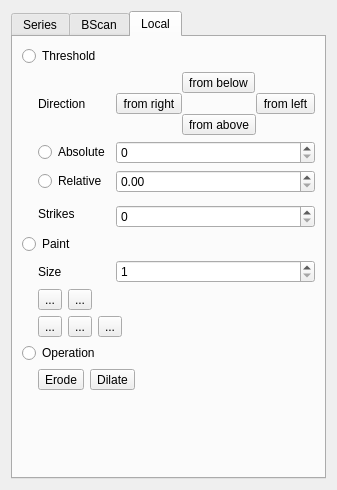
neurodial/OCT-Marker, file ui/marker_segmentation.ui: the form before one commit.
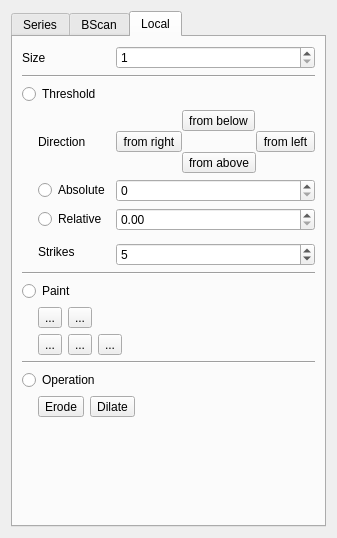
The form after the commit. Icons and pictures are not drawn.

Commit message: + Zoom in Toolbar, Übersetzungen, Standardwerte

```diff
--- a/ui/marker_segmentation.ui
+++ b/ui/marker_segmentation.ui
@@ -7,7 +7,7 @@
     <x>0</x>
     <y>0</y>
     <width>309</width>
-    <height>490</height>
+    <height>538</height>
    </rect>
   </property>
   <property name="windowTitle">
@@ -296,7 +296,14 @@
        <string>Local</string>
       </attribute>
       <layout class="QGridLayout" name="gridLayout_5">
-       <item row="2" column="2">
+       <item row="8" column="1">
+        <widget class="QRadioButton" name="radioLocalThresholdRelative">
+         <property name="text">
+          <string>Relative</string>
+         </property>
+        </widget>
+       </item>
+       <item row="4" column="2">
         <layout class="QGridLayout" name="gridLayout_6">
          <property name="margin">
           <number>0</number>
@@ -388,14 +395,7 @@
          </item>
         </layout>
        </item>
-       <item row="6" column="1">
-        <widget class="QRadioButton" name="localThresholdRelative">
-         <property name="text">
-          <string>Relative</string>
-         </property>
-        </widget>
-       </item>
-       <item row="17" column="1">
+       <item row="21" column="1">
         <spacer name="verticalSpacer_3">
          <property name="orientation">
           <enum>Qt::Vertical</enum>
@@ -408,20 +408,37 @@
          </property>
         </spacer>
        </item>
-       <item row="9" column="2">
-        <widget class="QSpinBox" name="localThresholdStrikes"/>
+       <item row="8" column="2">
+        <widget class="QDoubleSpinBox" name="localThresholdRelativeSpinBox">
+         <property name="maximum">
+          <double>1.000000000000000</double>
+         </property>
+         <property name="singleStep">
+          <double>0.050000000000000</double>
+         </property>
+        </widget>
        </item>
-       <item row="6" column="2">
-        <widget class="QDoubleSpinBox" name="localThresholdRelativeSpinBox"/>
-       </item>
-       <item row="10" column="0" colspan="3">
+       <item row="13" column="0" colspan="3">
         <widget class="QRadioButton" name="radioLocalPaint">
          <property name="text">
           <string>Paint</string>
          </property>
         </widget>
        </item>
-       <item row="12" column="1" colspan="2">
+       <item row="11" column="2">
+        <widget class="QSpinBox" name="localThresholdStrikes">
+         <property name="minimum">
+          <number>1</number>
+         </property>
+         <property name="maximum">
+          <number>20</number>
+         </property>
+         <property name="value">
+          <number>5</number>
+         </property>
+        </widget>
+       </item>
+       <item row="15" column="1" colspan="2">
         <widget class="QWidget" name="widget_2" native="true">
          <layout class="QGridLayout" name="gridLayout_7">
           <property name="margin">
@@ -432,6 +449,9 @@
             <property name="text">
              <string>...</string>
             </property>
+            <property name="checkable">
+             <bool>true</bool>
+            </property>
            </widget>
           </item>
           <item row="0" column="1">
@@ -443,6 +463,9 @@
              <iconset resource="../application.qrc">
               <normaloff>:/icons/paint_quadrat.png</normaloff>:/icons/paint_quadrat.png</iconset>
             </property>
+            <property name="checkable">
+             <bool>true</bool>
+            </property>
            </widget>
           </item>
           <item row="1" column="0">
@@ -450,6 +473,9 @@
             <property name="text">
              <string>...</string>
             </property>
+            <property name="checkable">
+             <bool>true</bool>
+            </property>
            </widget>
           </item>
           <item row="0" column="0">
@@ -461,6 +487,9 @@
              <iconset resource="../application.qrc">
               <normaloff>:/icons/paint_disc.png</normaloff>:/icons/paint_disc.png</iconset>
             </property>
+            <property name="checkable">
+             <bool>true</bool>
+            </property>
            </widget>
           </item>
           <item row="1" column="1">
@@ -468,6 +497,9 @@
             <property name="text">
              <string>...</string>
             </property>
+            <property name="checkable">
+             <bool>true</bool>
+            </property>
            </widget>
           </item>
           <item row="1" column="3">
@@ -486,7 +518,7 @@
          </layout>
         </widget>
        </item>
-       <item row="14" column="1" rowspan="2" colspan="2">
+       <item row="18" column="1" rowspan="2" colspan="2">
         <widget class="QWidget" name="widget" native="true">
          <layout class="QHBoxLayout" name="horizontalLayout">
           <property name="margin">
@@ -501,6 +533,9 @@
              <iconset resource="../application.qrc">
               <normaloff>:/icons/arrow_in.png</normaloff>:/icons/arrow_in.png</iconset>
             </property>
+            <property name="checkable">
+             <bool>true</bool>
+            </property>
            </widget>
           </item>
           <item>
@@ -512,6 +547,12 @@
              <iconset resource="../application.qrc">
               <normaloff>:/icons/arrow_out.png</normaloff>:/icons/arrow_out.png</iconset>
             </property>
+            <property name="checkable">
+             <bool>true</bool>
+            </property>
+            <property name="autoExclusive">
+             <bool>false</bool>
+            </property>
            </widget>
           </item>
           <item>
@@ -530,14 +571,7 @@
          </layout>
         </widget>
        </item>
-       <item row="0" column="0" colspan="3">
-        <widget class="QRadioButton" name="radioLocalThreshold">
-         <property name="text">
-          <string>Threshold</string>
-         </property>
-        </widget>
-       </item>
-       <item row="2" column="0">
+       <item row="4" column="0">
         <spacer name="horizontalSpacer_4">
          <property name="orientation">
           <enum>Qt::Horizontal</enum>
@@ -553,51 +587,83 @@
          </property>
         </spacer>
        </item>
-       <item row="4" column="1">
-        <widget class="QRadioButton" name="localThresholdAbsolut">
+       <item row="6" column="1">
+        <widget class="QRadioButton" name="radioLocalThresholdAbsolut">
          <property name="text">
           <string>Absolute</string>
          </property>
         </widget>
        </item>
-       <item row="4" column="2">
-        <widget class="QSpinBox" name="localThresholdAboluteSpinbox"/>
+       <item row="6" column="2">
+        <widget class="QSpinBox" name="localThresholdAboluteSpinbox">
+         <property name="maximum">
+          <number>255</number>
+         </property>
+        </widget>
        </item>
-       <item row="8" column="1" rowspan="2">
+       <item row="10" column="1" rowspan="2">
         <widget class="QLabel" name="label_4">
          <property name="text">
           <string>Strikes</string>
          </property>
         </widget>
        </item>
-       <item row="13" column="0" colspan="3">
+       <item row="17" column="0" colspan="3">
         <widget class="QRadioButton" name="radioLocalOperation">
          <property name="text">
           <string>Operation</string>
          </property>
         </widget>
        </item>
-       <item row="2" column="1">
+       <item row="4" column="1">
         <widget class="QLabel" name="label_5">
          <property name="text">
           <string>Direction</string>
          </property>
         </widget>
        </item>
-       <item row="11" column="1">
+       <item row="1" column="0" colspan="2">
         <widget class="QLabel" name="label_6">
          <property name="text">
           <string>Size</string>
          </property>
         </widget>
        </item>
-       <item row="11" column="2">
-        <widget class="QSpinBox" name="spinBox_5">
+       <item row="3" column="0" colspan="3">
+        <widget class="QRadioButton" name="radioLocalThreshold">
+         <property name="text">
+          <string>Threshold</string>
+         </property>
+        </widget>
+       </item>
+       <item row="1" column="2">
+        <widget class="QSpinBox" name="localSizeSpinBox">
          <property name="minimum">
           <number>1</number>
          </property>
         </widget>
        </item>
+       <item row="2" column="0" colspan="3">
+        <widget class="Line" name="line_3">
+         <property name="orientation">
+          <enum>Qt::Horizontal</enum>
+         </property>
+        </widget>
+       </item>
+       <item row="12" column="0" colspan="3">
+        <widget class="Line" name="line_4">
+         <property name="orientation">
+          <enum>Qt::Horizontal</enum>
+         </property>
+        </widget>
+       </item>
+       <item row="16" column="0" colspan="3">
+        <widget class="Line" name="line_5">
+         <property name="orientation">
+          <enum>Qt::Horizontal</enum>
+         </property>
+        </widget>
+       </item>
       </layout>
      </widget>
     </widget>
```
Left out of the diff: 147 changed lines with no effect on the pictures. The commit also changes 7 other files.
